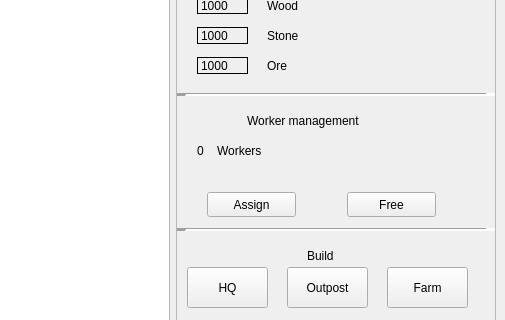
Before: the Qt Designer form Game/mapwindow.ui in villeh987/Pirkanmaa-Conquest-Game, drawn with Qt 5; both pictures show x 389 to 894 and y 180 to 500 of the 894 by 651 pixel window.
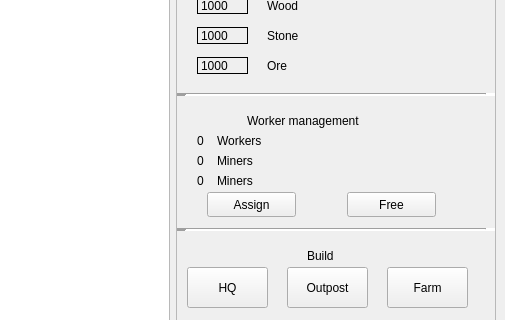
After: the same form once the commit is applied.

Commit message: Disable build/assign workers when tile max limits are reached. Enable assigning workers when worker is freed.

The edit to the form file:
```diff
--- a/Game/mapwindow.ui
+++ b/Game/mapwindow.ui
@@ -403,7 +403,7 @@
            <property name="geometry">
             <rect>
              <x>20</x>
-             <y>40</y>
+             <y>30</y>
              <width>21</width>
              <height>17</height>
             </rect>
@@ -416,7 +416,7 @@
            <property name="geometry">
             <rect>
              <x>40</x>
-             <y>40</y>
+             <y>30</y>
              <width>67</width>
              <height>17</height>
             </rect>
@@ -425,6 +425,58 @@
             <string>Workers</string>
            </property>
           </widget>
+          <widget class="QLabel" name="workerValLabel_2">
+           <property name="geometry">
+            <rect>
+             <x>20</x>
+             <y>50</y>
+             <width>21</width>
+             <height>17</height>
+            </rect>
+           </property>
+           <property name="text">
+            <string>0</string>
+           </property>
+          </widget>
+          <widget class="QLabel" name="minerLabel">
+           <property name="geometry">
+            <rect>
+             <x>40</x>
+             <y>50</y>
+             <width>67</width>
+             <height>17</height>
+            </rect>
+           </property>
+           <property name="text">
+            <string>Miners</string>
+           </property>
+          </widget>
+          <widget class="QLabel" name="teekkariLabel">
+           <property name="geometry">
+            <rect>
+             <x>40</x>
+             <y>70</y>
+             <width>67</width>
+             <height>17</height>
+            </rect>
+           </property>
+           <property name="text">
+            <string>Miners</string>
+           </property>
+          </widget>
+          <widget class="QLabel" name="teekkariValLabel">
+           <property name="geometry">
+            <rect>
+             <x>20</x>
+             <y>70</y>
+             <width>21</width>
+             <height>17</height>
+            </rect>
+           </property>
+           <property name="text">
+            <string>0</string>
+           </property>
+          </widget>
          </widget>
         </item>
         <item>
```
The commit also changes 6 other files.
